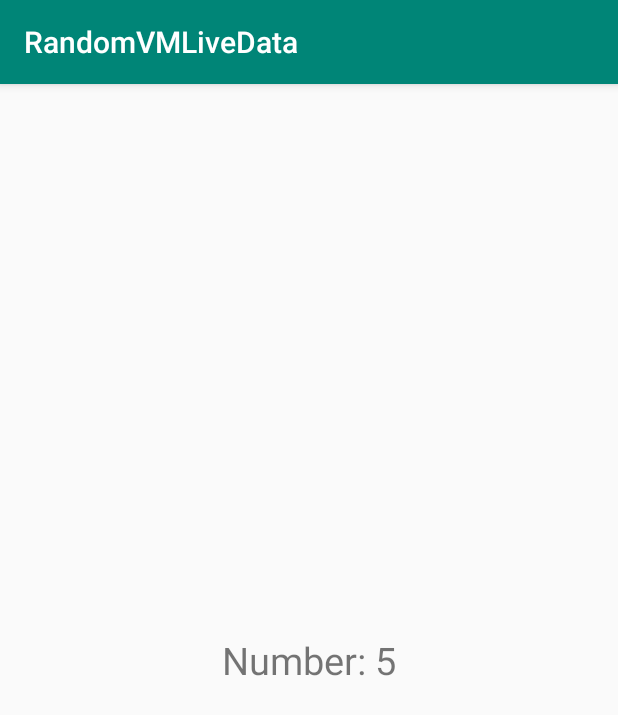
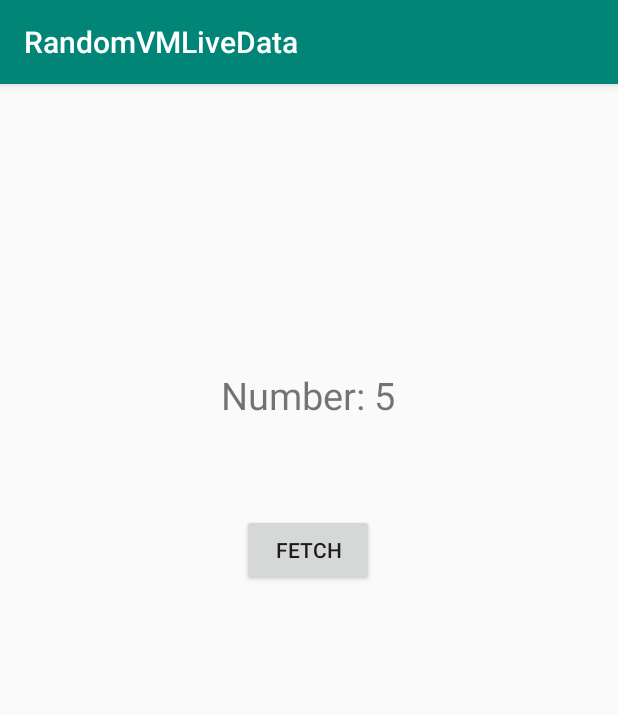
Before and after one commit to amidelu/Kotlin-ViewModelwithLiveData, an Android app: the screen it shows after launch (MainActivity), on a phone screen of 412 x 824 dp. Shown: the top 715 px of the screen. Run offline under Robolectric (Android 15) with nearby library versions, the phone set to English and light mode, and no system bars.

```diff
--- a/app/src/main/java/com/andro4everyone/randomvmlivedata/DataViewModel.kt
+++ b/app/src/main/java/com/andro4everyone/randomvmlivedata/DataViewModel.kt
@@ -1,17 +1,20 @@
 package com.andro4everyone.randomvmlivedata
 
+import androidx.lifecycle.MutableLiveData
 import androidx.lifecycle.ViewModel
 
 //Extends ViewModel to keep out data intact
 class DataViewModel: ViewModel() {
 
-    private lateinit var myRandomNumber: String
+    //using mutable LiveData to fetch data
+    private lateinit var myRandomNumber: MutableLiveData<String>
 
     //This function will fetch random number
-    fun getNumber(): String {
+    fun getNumber(): MutableLiveData<String> {
 
         //If random number is not initialized, this statement will call createNumber to generate random number
         if (!::myRandomNumber.isInitialized) {
+            myRandomNumber = MutableLiveData()
             this.createNumber()
         }
         return myRandomNumber
@@ -19,8 +22,7 @@ class DataViewModel: ViewModel() {
 
     //This function will generate random number
     fun createNumber() {
-
         val random = (1..10).random()
-        myRandomNumber = "Number: $random"
+        myRandomNumber.value = "Number: $random"
     }
 }
--- a/app/src/main/java/com/andro4everyone/randomvmlivedata/MainActivity.kt
+++ b/app/src/main/java/com/andro4everyone/randomvmlivedata/MainActivity.kt
@@ -3,11 +3,11 @@ package com.andro4everyone.randomvmlivedata
 import androidx.appcompat.app.AppCompatActivity
 import android.os.Bundle
 import android.util.Log
+import androidx.lifecycle.Observer
 import androidx.lifecycle.ViewModelProviders
 import kotlinx.android.synthetic.main.activity_main.*
 
 class MainActivity : AppCompatActivity() {
-    lateinit var data: DataViewModel
 
     override fun onCreate(savedInstanceState: Bundle?) {
         super.onCreate(savedInstanceState)
@@ -17,9 +17,13 @@ class MainActivity : AppCompatActivity() {
         val model = ViewModelProviders.of(this).get(DataViewModel::class.java)
         val myRandomNumber = model.getNumber()
 
-        //Calling data without ViewModel implementation
-//        data = DataViewModel()
-//        var myRandomNumber = data.getNumber()
-        tvNumber.text = myRandomNumber
+        //setting observer for data change of myRandomNumber LiveData in DataViewModel class
+        myRandomNumber.observe(this, Observer<String> { number ->
+            tvNumber.text = number
+        })
+
+        btnRandom.setOnClickListener {
+            model.createNumber()
+        }
     }
 }
--- a/app/src/main/res/layout/activity_main.xml
+++ b/app/src/main/res/layout/activity_main.xml
@@ -16,6 +16,17 @@
             app:layout_constraintBottom_toBottomOf="parent"
             app:layout_constraintLeft_toLeftOf="parent"
             app:layout_constraintRight_toRightOf="parent"
-            app:layout_constraintTop_toTopOf="parent"/>
+            app:layout_constraintTop_toTopOf="parent" app:layout_constraintHorizontal_bias="0.498"
+            app:layout_constraintVertical_bias="0.259"/>
+    <Button
+            android:text="@string/fetch"
+            android:layout_width="wrap_content"
+            android:layout_height="wrap_content"
+            android:id="@+id/btnRandom" android:layout_marginTop="8dp"
+            app:layout_constraintTop_toBottomOf="@+id/tvNumber" app:layout_constraintStart_toStartOf="parent"
+            android:layout_marginLeft="8dp" android:layout_marginStart="8dp" app:layout_constraintEnd_toEndOf="parent"
+            android:layout_marginEnd="8dp" android:layout_marginRight="8dp" android:layout_marginBottom="8dp"
+            app:layout_constraintBottom_toBottomOf="parent" app:layout_constraintHorizontal_bias="0.498"
+            app:layout_constraintVertical_bias="0.112"/>
 
 </androidx.constraintlayout.widget.ConstraintLayout>
--- a/app/src/main/res/values/strings.xml
+++ b/app/src/main/res/values/strings.xml
@@ -1,3 +1,4 @@
 <resources>
     <string name="app_name">RandomVMLiveData</string>
+    <string name="fetch">Fetch</string>
 </resources>
```
